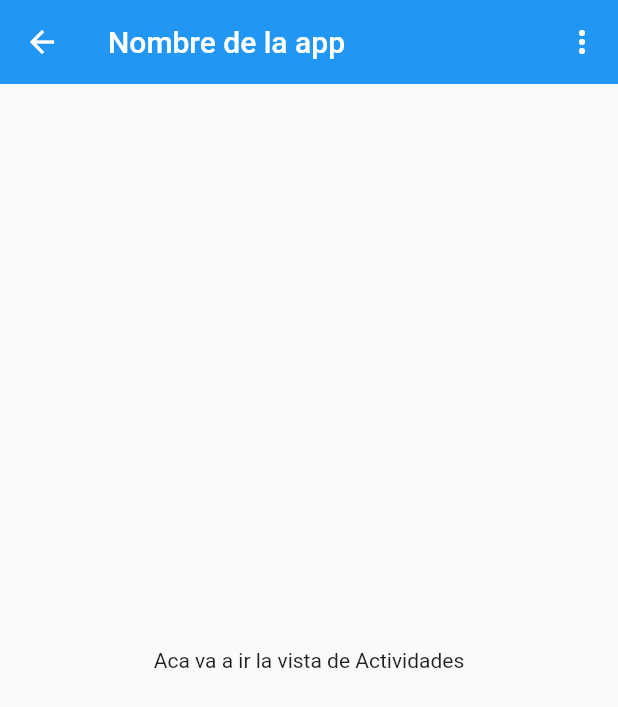
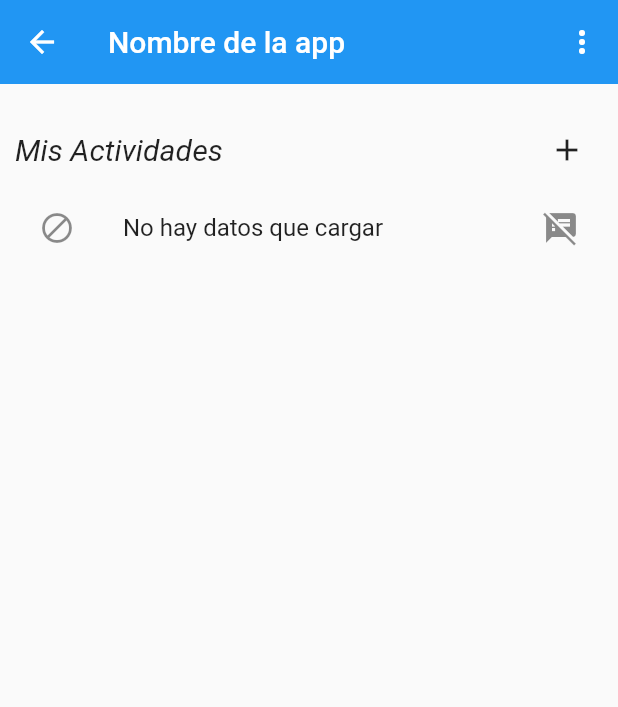
Before and after one commit to dvelez3815/cuidando_a_quien_me_cuida, a Flutter app: the Contenido screen opened directly, after a tap on "Actividades", on a phone screen of 412 x 824 dp. Shown: the top 707 px of the screen. Run offline on Flutter 3.47's test engine with Material 2 defaults, Android fonts, the phone set to English and light mode, and no system bars; our stand-ins replace device_preview, shared_preferences, sqflite; accounts and stored records are empty.

Commit message:
Carga de datos desde JSON

```diff
--- /dev/null
+++ b/lib/local_storage/user_preferences.dart
@@ -0,0 +1,35 @@
+import 'dart:async';
+
+import 'package:shared_preferences/shared_preferences.dart';
+
+class UserPreferences{
+
+  static final UserPreferences _userPrefs = new UserPreferences._internal();
+
+  StreamController<bool> darkModeController = new StreamController<bool>();
+
+  void dispose(){
+    darkModeController?.close();
+  }
+
+  factory UserPreferences(){
+    return _userPrefs;
+  }
+
+  UserPreferences._internal();
+
+  SharedPreferences _prefs;
+
+  initPrefs() async {
+    this._prefs = await SharedPreferences.getInstance();
+  }
+
+
+  set darkMode(bool value) {
+    darkModeController.sink.add(value);
+    _prefs.setBool('dark_mode', value);
+  }
+
+  bool get darkMode => _prefs.getBool('dark_mode');
+  Stream<bool> get darkStream => darkModeController.stream;
+}
--- /dev/null
+++ b/lib/models/cuidado_model.dart
@@ -0,0 +1,25 @@
+class Cuidado {
+
+  int idCuidado;
+  String nombre;
+  String descripcion;
+
+  Cuidado({this.idCuidado, this.nombre, this.descripcion});
+
+  Cuidado.fromJson(Map<String, dynamic> json){
+
+    idCuidado = json['id'];
+    nombre = json['nombre'];
+    descripcion = json['descripcion'];
+
+  }
+
+  Map<String, dynamic> toJson(){
+    return <String, dynamic>{
+      "idCuidado": idCuidado,
+      "nombre": nombre,
+      "descripcion": descripcion,
+    };
+  }
+
+}
--- a/lib/providers/db_provider.dart
+++ b/lib/providers/db_provider.dart
@@ -5,6 +5,7 @@ import 'package:sqflite/sqflite.dart';
 import 'package:path_provider/path_provider.dart';
 import 'package:utm_vinculacion/models/actividades_model.dart';
 import 'package:utm_vinculacion/models/comida_model.dart';
+import 'package:utm_vinculacion/models/cuidado_model.dart';
 
 export 'package:utm_vinculacion/models/actividades_model.dart';
 
@@ -16,10 +17,11 @@ class DBProvider {
   // esto es parte del patrón BLOC
   List<Actividad>actividades = new List<Actividad>();
   List<Comida>comidas        = new List<Comida>();
-
+  List<Cuidado>cuidados      = new List<Cuidado>();
   // uso de streams
   final _streamControllerActividades = new StreamController<List<Actividad>>.broadcast();
   final _streamControllerComidas     = new StreamController<List<Comida>>.broadcast();
+  final _streamControllerCuidados    = new StreamController<List<Cuidado>>.broadcast();
 
   /*
    * Estos métodos lo que hacen es retornar una función llamándola con
@@ -31,6 +33,9 @@ class DBProvider {
   Function(List<Actividad>) get actividadSink => _streamControllerActividades.sink.add;
   Stream<List<Actividad>> get actividadStream => _streamControllerActividades.stream;
 
+  Function(List<Cuidado>) get cuidadoSink => _streamControllerCuidados.sink.add;
+  Stream<List<Cuidado>> get cuidadoStream  => _streamControllerCuidados.stream;
+
   Function(List<Comida>) get comidaSink => _streamControllerComidas.sink.add;
   Stream<List<Comida>> get comidaStream => _streamControllerComidas.stream;
 
@@ -39,6 +44,7 @@ class DBProvider {
   void dispose(){
     _streamControllerActividades?.close();
     _streamControllerComidas?.close();
+    _streamControllerCuidados?.close();
   }
 
   DBProvider._();
@@ -108,6 +114,15 @@ class DBProvider {
           "ON UPDATE CASCADE ON DELETE NO ACTION"
           ");"
         );
+
+        await db.execute(
+          "CREATE TABLE cuidado("
+          "idCuidado INTEGER NOT NULL,"
+          "nombre VARCHAR NOT NULL,"
+          "descripcion VARCHAR NOT NULL,"
+          "CONSTRAINT pkCuidado PRIMARY KEY(idCuidado)"
+          ");"
+        );
       }
     );
 
@@ -131,6 +146,17 @@ class DBProvider {
       actividadSink(actividades);
     }
     return res;
+  }
+
+  Future getActividades() async {
+    final db = await database;
+    List<Map<String, dynamic>> res = await db.query("Actividad");
+
+    if(res.isNotEmpty){
+      actividades.clear();
+      actividades = res.map((f)=>Actividad.fromJson(f)).toList();
+      actividadSink(actividades);
+    }
   }
 
   Future<int> eliminarToDos() async {
@@ -239,4 +265,33 @@ class DBProvider {
       comidaSink(comidas);
     }
   }
+
+  Future nuevoCuidado(Cuidado cuidado) async {
+    final db = await database;
+    final res = await db.insert("cuidado", cuidado.toJson());
+
+    // le pone un id a la cuidado si no lo tiene
+    if(cuidado.idCuidado == null){
+      final idCuidado = await db.rawQuery("select idCuidado from cuidado");
+      cuidado.idCuidado = idCuidado[idCuidado.length - 1]["id"];
+    }
+
+    if(res != 0){
+      cuidados.add(cuidado);
+      cuidadoSink(cuidados);
+    }
+    return res == 0;
+  }
+
+
+  Future getCuidados() async {
+    final db = await database;
+    List<Map<String, dynamic>> res = await db.query("cuidado");
+
+    if(res.isNotEmpty){
+      cuidados.clear();
+      cuidados = res.map((f)=>Cuidado.fromJson(f)).toList();
+      cuidadoSink(cuidados);
+    }
+  }
 }
--- a/lib/rutas/const_rutas.dart
+++ b/lib/rutas/const_rutas.dart
@@ -10,3 +10,4 @@ const String RUTINANOCHE = "noche";
 const String ADDPLATOS = "add_platos";
 const String TESTING = "test";
 const String INFO_COMIDA = "info_comida";
+const String SETTINGS = "settings";
--- a/lib/rutas/rutas.dart
+++ b/lib/rutas/rutas.dart
@@ -1,5 +1,6 @@
 import 'package:flutter/material.dart';
 import 'package:utm_vinculacion/models/comida_model.dart';
+import 'package:utm_vinculacion/vistas/mobile/settings.dart';
 import 'package:utm_vinculacion/vistas/mobile/ver_contenido/actividades.dart';
 import 'package:utm_vinculacion/vistas/mobile/ver_contenido/add_platos.dart';
 import 'package:utm_vinculacion/vistas/mobile/ver_contenido/contenido_panel_P.dart';
@@ -41,7 +42,8 @@ Route<dynamic> generarRutas(RouteSettings routeSettings){
     case(constantesRutas.INFO_COMIDA):
     Comida comida = routeSettings.arguments;
       return MaterialPageRoute(builder: (BuildContext context)=>InfoReceta(comida: comida));
-
+    case(constantesRutas.SETTINGS):
+      return MaterialPageRoute(builder: (BuildContext context)=>SettingsPage());
     default:
     return MaterialPageRoute(builder: (BuildContext context)=>Home());
   }
--- a/lib/vistas/mobile/home.dart
+++ b/lib/vistas/mobile/home.dart
@@ -18,7 +18,11 @@ class _HomeState extends State<Home> {
     Size mediaQuery = MediaQuery.of(context).size;
     return Scaffold(
       appBar: AppBar(elevation: 0,title: Text('Nombre de la app'), actions: <Widget>[
-        tresPuntos()
+        tresPuntos(),
+        IconButton(
+          icon: Icon(Icons.settings),
+          onPressed: ()=>Navigator.of(context).pushNamed(constantesRutas.SETTINGS),
+        )
       ],),
       body: ListView(
         children: <Widget>[
--- a/lib/vistas/mobile/ver_contenido/actividades.dart
+++ b/lib/vistas/mobile/ver_contenido/actividades.dart
@@ -1,4 +1,5 @@
 import 'package:flutter/material.dart';
+import 'package:utm_vinculacion/providers/db_provider.dart';
 import 'package:utm_vinculacion/vistas/mobile/widgets_reutilizables.dart';
 
 class Actividades extends StatefulWidget {
@@ -9,13 +10,75 @@ class Actividades extends StatefulWidget {
 }
 
 class _ActividadesState extends State<Actividades> {
+
+  final DBProvider dbProvider = DBProvider.db;
+
+  @override
+  void initState() {
+    dbProvider.getActividades();
+    super.initState();
+  }
+
   @override
   Widget build(BuildContext context) {
     return Scaffold(
       appBar: AppBar(elevation: 0,title: Text('Nombre de la app'), actions: <Widget>[
         tresPuntos()
       ],),
-      body: Center(child: Text('Aca va a ir la vista de Actividades'),),
+      body: listaContenido()
+    );
+  }
+
+  Widget listaContenido(){
+    return Container(
+      child: SingleChildScrollView(
+        padding: EdgeInsets.symmetric(vertical: 20, horizontal: 10.0),
+        child: Column(
+          children: <Widget>[
+            Row(
+              mainAxisAlignment: MainAxisAlignment.center,
+              children: <Widget>[
+                Text(
+                  "Mis Actividades",
+                  style: TextStyle(fontSize: 20, fontStyle: FontStyle.italic),
+                ),
+                Spacer(),
+                IconButton(
+                  icon: Icon(Icons.add),
+                  onPressed: (){},
+                )
+              ],
+            ),
+            StreamBuilder(
+              stream: dbProvider.actividadStream,
+              builder: (BuildContext context, AsyncSnapshot<List<Actividad>> snapshot){
+
+                if(!snapshot.hasData) return sinDatos();
+
+                final List<Widget> widgets = new List<Widget>();
+
+                widgets.addAll(snapshot.data.map((item)=>ListTile(
+                  onTap: (){},
+                  // Suspendido hasta que se agreguen imagenes
+                  // leading: Container(
+                  //   width: MediaQuery.of(context).size.width*0.2,
+                  //   child: item.rutaImagen != null?Image.asset(item.rutaImagen):Container()
+                  // ),
+                  subtitle: Text(item.hora),
+                  title: Text(item.nombre),
+                  trailing: Text(item.estado? "Activo":"Inactivo"),
+                )).toList());
+
+                return Column(
+                  children: widgets,
+                );
+
+              },
+            ),
+          ],
+        )
+      ),
+
     );
   }
 }
--- a/lib/vistas/mobile/widgets_reutilizables.dart
+++ b/lib/vistas/mobile/widgets_reutilizables.dart
@@ -14,10 +14,10 @@ Widget tresPuntos() { //este es para el icono de hamburguesa de 3 puntos
   );
 }
 
-void handleClick(String value) {
+ handleClick(String value) {
   switch (value) {
     case 'Configuraciones':
-      //aca pondras la lógica al dar tap en configuraciones
+      //
       break;
   }
 }
--- a/pubspec.yaml
+++ b/pubspec.yaml
@@ -23,6 +23,7 @@ dependencies:
     sdk: flutter
   sqflite: ^1.3.0+1
   path_provider: ^1.6.8
+  shared_preferences: ^0.5.11
   intl:
 
   # The following adds the Cupertino Icons font to your application.
--- a/recursosexternos/recreacion.json
+++ b/recursosexternos/recreacion.json
@@ -1,5 +1,5 @@
 {
-    "actividades":[
+    "data":[
         {
             "nombre":"Juego de números",
             "materiales":"Un dado y 6 objetos que tengan visibles los números del 1 al 6.",
```
Also changed, not shown: lib/main.dart (+16 -1 lines), lib/vistas/mobile/settings.dart (added, +87 -0 lines), lib/vistas/mobile/ver_contenido/cuidados.dart (+59 -1 lines), lib/vistas/mobile/ver_contenido/recetas.dart (+1 -16 lines), recursosexternos/actividades.json (+8 -14 lines), recursosexternos/cuidados.json (added, +20 -0 lines), pubspec.lock.
